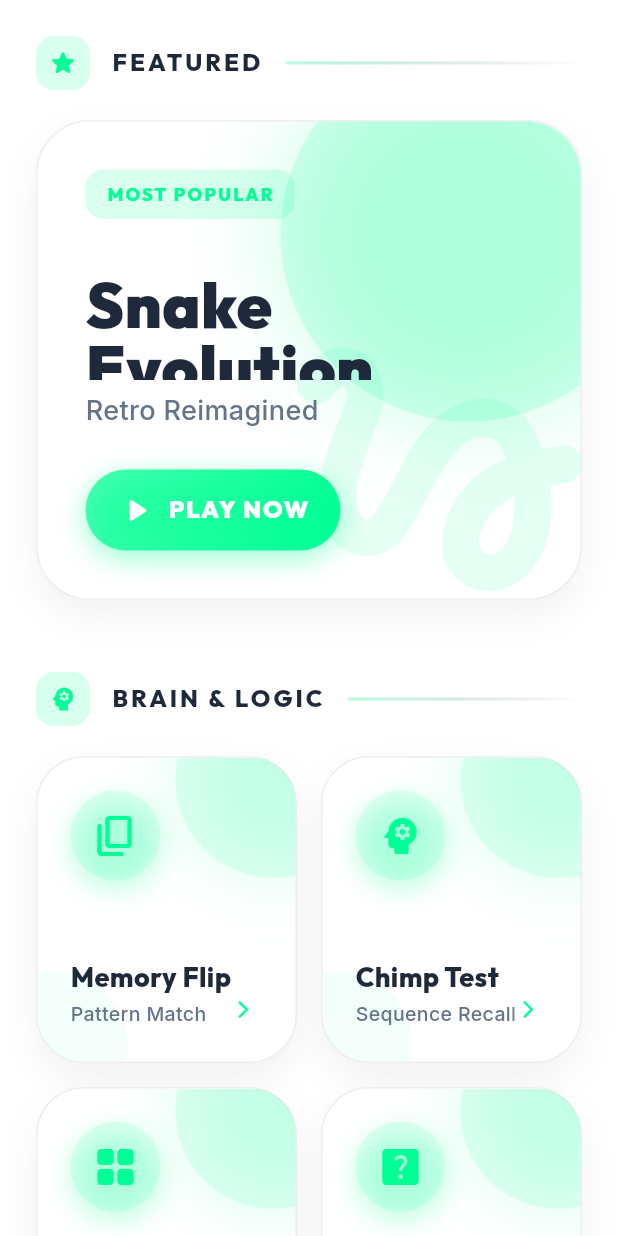
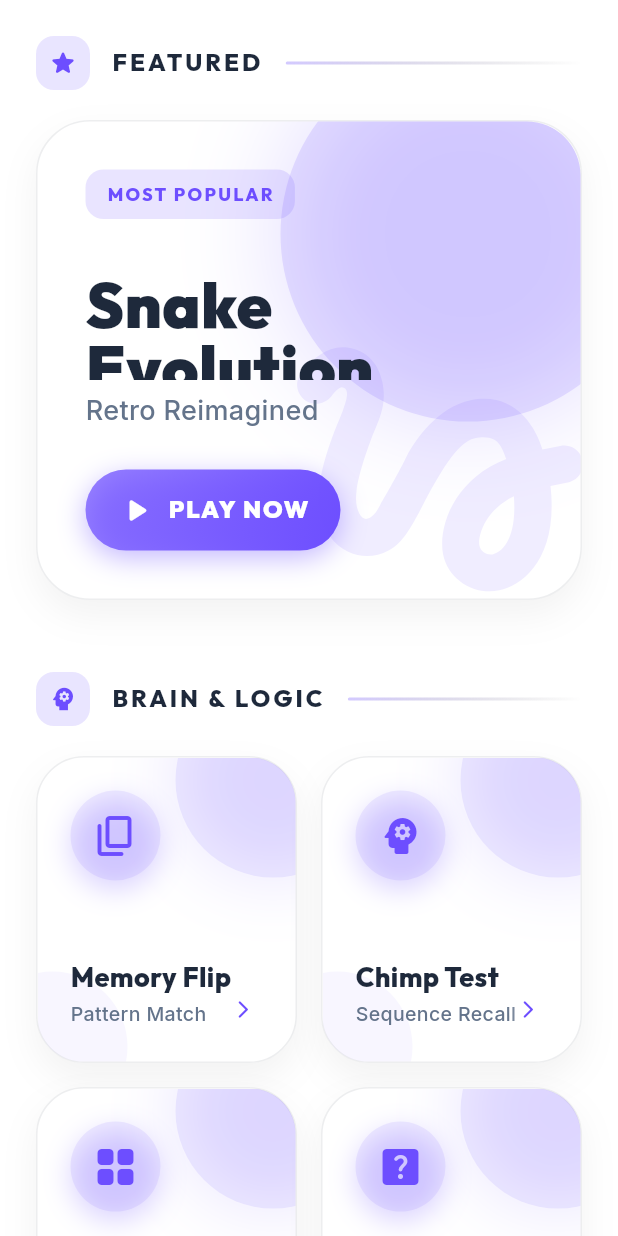
Before and after one commit to Joelrtharakan/AI-Powered-Boredom-Breaker-System-Using-Emotion-Detection-and-Personalized-Activity-Generation, a Flutter app: the GamesScreen screen opened directly, on a phone screen of 412 x 824 dp. Run offline on Flutter 3.47's test engine with Material 3 defaults, Android fonts, the phone set to English and light mode, and no system bars; drawn by our look-alikes of flutter_animate; our stand-ins replace dio, fl_chart, flutter_riverpod, flutter_tts, google_fonts, image_picker and 3 more; missing offline and left inert: encrypt; accounts and stored records are empty; network calls fail.

Commit message:
style: switch GamesScreen primary color from neon green to sophisticated Indigo matching Dashboard theme

```diff
--- a/boredom_breaker_mobile/lib/screens/games/games_screen.dart
+++ b/boredom_breaker_mobile/lib/screens/games/games_screen.dart
@@ -54,7 +54,7 @@ class _GamesScreenState extends State<GamesScreen> {
         "Snake Evolution",
         "Retro Reimagined",
         Icons.gesture_rounded,
-        const Color(0xFF00FF94),
+        const Color(0xFF6D4EFF),
         const SnakeGameScreen(),
         "https://img.icons8.com/3d-fluency/94/snake.png",
       ),
@@ -62,7 +62,7 @@ class _GamesScreenState extends State<GamesScreen> {
         "Memory Flip",
         "Pattern Match",
         Icons.copy_rounded,
-        const Color(0xFF00FF94),
+        const Color(0xFF6D4EFF),
         const MemoryFlipScreen(),
         null,
       ),
@@ -70,7 +70,7 @@ class _GamesScreenState extends State<GamesScreen> {
         "Chimp Test",
         "Sequence Recall",
         Icons.psychology_rounded,
-        const Color(0xFF00FF94),
+        const Color(0xFF6D4EFF),
         const ChimpTestScreen(),
         null,
       ),
@@ -78,7 +78,7 @@ class _GamesScreenState extends State<GamesScreen> {
         "Visual Memory",
         "Spatial Grid",
         Icons.grid_view_rounded,
-        const Color(0xFF00FF94),
+        const Color(0xFF6D4EFF),
         const VisualMemoryGame(),
         null,
       ),
@@ -86,7 +86,7 @@ class _GamesScreenState extends State<GamesScreen> {
         "Guess Number",
         "Intuition",
         Icons.help_center_rounded,
-        const Color(0xFF00FF94),
+        const Color(0xFF6D4EFF),
         const NumberGuessGame(),
         null,
       ),
@@ -94,7 +94,7 @@ class _GamesScreenState extends State<GamesScreen> {
         "Aim Trainer",
         "Precision",
         Icons.gps_fixed_rounded,
-        const Color(0xFF00FF94),
+        const Color(0xFF6D4EFF),
         const AimTrainerScreen(),
         null,
       ),
@@ -102,7 +102,7 @@ class _GamesScreenState extends State<GamesScreen> {
         "Reaction Time",
         "Reflexes",
         Icons.bolt_rounded,
-        const Color(0xFF00FF94),
+        const Color(0xFF6D4EFF),
         const ReactionTimeGame(),
         null,
       ),
@@ -110,7 +110,7 @@ class _GamesScreenState extends State<GamesScreen> {
         "Tic Tac Toe",
         "Strategy",
         null,
-        const Color(0xFF00FF94),
+        const Color(0xFF6D4EFF),
         const TicTacToeScreen(),
         "https://img.icons8.com/external-icongeek26-linear-colour-icongeek26/64/external-Tic-Tac-Toe-table-games-icongeek26-linear-colour-icongeek26.png",
       ),
@@ -118,7 +118,7 @@ class _GamesScreenState extends State<GamesScreen> {
         "Rock Paper Scissors",
         "Logic & Luck",
         Icons.sports_mma_rounded,
-        const Color(0xFF00FF94),
+        const Color(0xFF6D4EFF),
         const RockPaperScissorsScreen(),
         "assets/rock_paper.png",
       ),
@@ -167,7 +167,7 @@ class _GamesScreenState extends State<GamesScreen> {
                     _buildSectionHeader(
                       "FEATURED",
                       Icons.star_rounded,
-                      const Color(0xFF00FF94),
+                      const Color(0xFF6D4EFF),
                     ),
                     const SizedBox(height: 20),
                     _buildHeroCard(
@@ -181,7 +181,7 @@ class _GamesScreenState extends State<GamesScreen> {
                     _buildSectionHeader(
                       "BRAIN & LOGIC",
                       Icons.psychology,
-                      const Color(0xFF00FF94),
+                      const Color(0xFF6D4EFF),
                     ),
                     const SizedBox(height: 20),
                     _buildGridSection(context, brainGames),
@@ -192,7 +192,7 @@ class _GamesScreenState extends State<GamesScreen> {
                     _buildSectionHeader(
                       "ACTION ZONE",
                       Icons.flash_on_rounded,
-                      const Color(0xFF00FF94),
+                      const Color(0xFF6D4EFF),
                     ),
                     const SizedBox(height: 20),
                     _buildActionList(context, actionGames),
@@ -203,7 +203,7 @@ class _GamesScreenState extends State<GamesScreen> {
                     _buildSectionHeader(
                       "CLASSICS",
                       Icons.history_edu_rounded,
-                      const Color(0xFF00FF94),
+                      const Color(0xFF6D4EFF),
                     ),
                     const SizedBox(height: 20),
                     _buildGridSection(context, classicGames),
```
